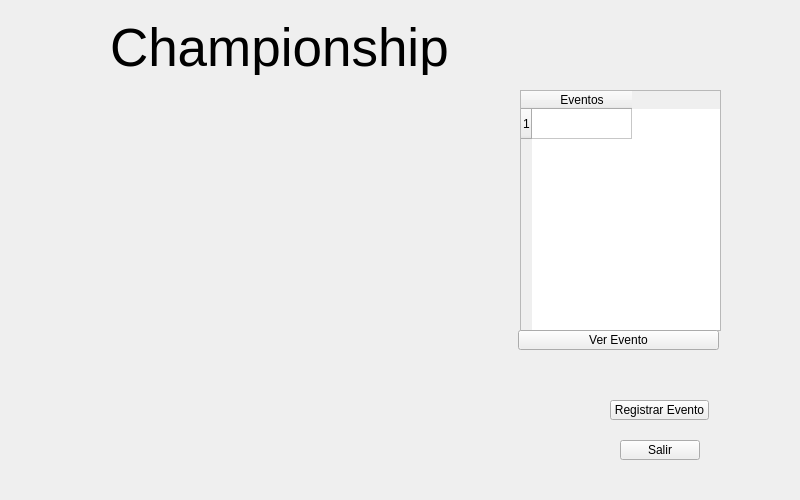
Before: the Qt Designer form project/mainwindow.ui in EduuardoPerez/Championship, drawn with Qt 5.
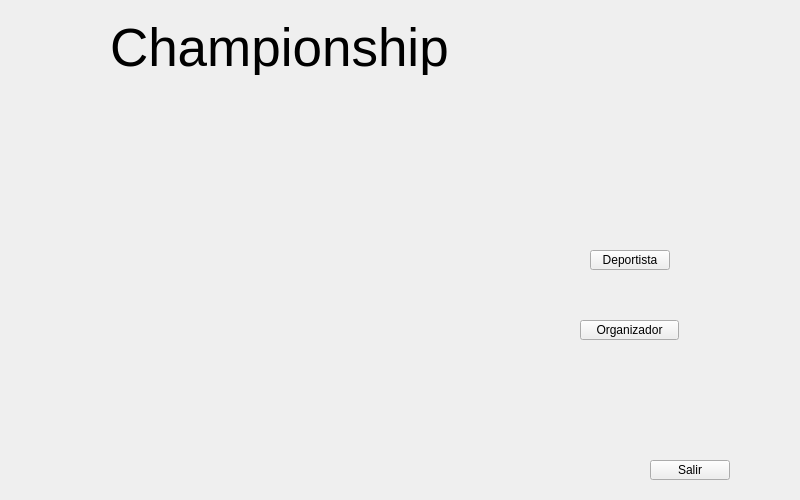
After: the same form once the commit is applied. Icons and pictures are not drawn.

The edit to the form file:
```diff
--- a/project/mainwindow.ui
+++ b/project/mainwindow.ui
@@ -39,7 +39,7 @@
    <widget class="QLabel" name="label_2">
     <property name="geometry">
      <rect>
-      <x>60</x>
+      <x>50</x>
       <y>90</y>
       <width>441</width>
       <height>351</height>
@@ -58,8 +58,8 @@
    <widget class="QPushButton" name="salirpb">
     <property name="geometry">
      <rect>
-      <x>620</x>
-      <y>440</y>
+      <x>650</x>
+      <y>460</y>
       <width>80</width>
       <height>20</height>
      </rect>
@@ -71,61 +71,27 @@
    <widget class="QPushButton" name="registrarEventopb">
     <property name="geometry">
      <rect>
-      <x>610</x>
-      <y>400</y>
+      <x>580</x>
+      <y>320</y>
       <width>99</width>
       <height>20</height>
      </rect>
     </property>
     <property name="text">
-     <string>Registrar Evento</string>
+     <string>Organizador</string>
     </property>
    </widget>
-   <widget class="QTableWidget" name="tableWidget">
+   <widget class="QPushButton" name="pbDeportista">
     <property name="geometry">
      <rect>
-      <x>520</x>
-      <y>90</y>
-      <width>201</width>
-      <height>241</height>
-     </rect>
-    </property>
-    <property name="autoFillBackground">
-     <bool>false</bool>
-    </property>
-    <property name="dragEnabled">
-     <bool>false</bool>
-    </property>
-    <property name="alternatingRowColors">
-     <bool>false</bool>
-    </property>
-    <property name="rowCount">
-     <number>1</number>
-    </property>
-    <row/>
-    <column>
-     <property name="text">
-      <string>Eventos</string>
-     </property>
-     <property name="toolTip">
-      <string/>
-     </property>
-     <property name="whatsThis">
-      <string/>
-     </property>
-    </column>
-   </widget>
-   <widget class="QPushButton" name="verEventopb">
-    <property name="geometry">
-     <rect>
-      <x>518</x>
-      <y>330</y>
-      <width>201</width>
+      <x>590</x>
+      <y>250</y>
+      <width>80</width>
       <height>20</height>
      </rect>
     </property>
     <property name="text">
-     <string>Ver Evento</string>
+     <string>Deportista</string>
     </property>
    </widget>
   </widget>
```
Left out of the diff: 19 changed lines with no effect on the pictures.
